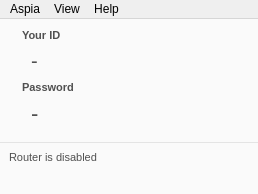
Above: source/host/ui/main_window.ui from dchapyshev/aspia before the change. Below: the same form after it.
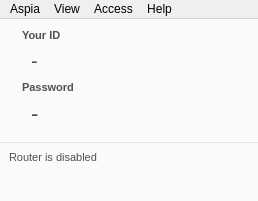
That is the form after the change. Icons and pictures are not drawn.

Commit message: Implemented setting access rights to one-time connections.

The edit to the form file:
```diff
--- a/source/host/ui/main_window.ui
+++ b/source/host/ui/main_window.ui
@@ -7,7 +7,7 @@
     <x>0</x>
     <y>0</y>
     <width>258</width>
-    <height>194</height>
+    <height>201</height>
    </rect>
   </property>
   <property name="sizePolicy">
@@ -316,7 +316,7 @@
      <x>0</x>
      <y>0</y>
      <width>258</width>
-     <height>21</height>
+     <height>22</height>
     </rect>
    </property>
    <widget class="QMenu" name="menu_aspia">
@@ -336,7 +336,7 @@
     <addaction name="separator"/>
     <addaction name="action_about"/>
    </widget>
-   <widget class="QMenu" name="menuView">
+   <widget class="QMenu" name="menu_view">
     <property name="title">
      <string>View</string>
     </property>
@@ -353,8 +353,19 @@
     <addaction name="separator"/>
     <addaction name="action_show_icons_in_menus"/>
    </widget>
+   <widget class="QMenu" name="menu_access">
+    <property name="title">
+     <string>Access</string>
+    </property>
+    <addaction name="action_desktop_manage"/>
+    <addaction name="action_desktop_view"/>
+    <addaction name="action_file_transfer"/>
+    <addaction name="action_system_info"/>
+    <addaction name="action_text_chat"/>
+   </widget>
    <addaction name="menu_aspia"/>
-   <addaction name="menuView"/>
+   <addaction name="menu_view"/>
+   <addaction name="menu_access"/>
    <addaction name="menu_help"/>
   </widget>
   <action name="action_exit">
```
Left out of the diff: 70 changed lines with no effect on the pictures. The commit also changes 13 other files.
